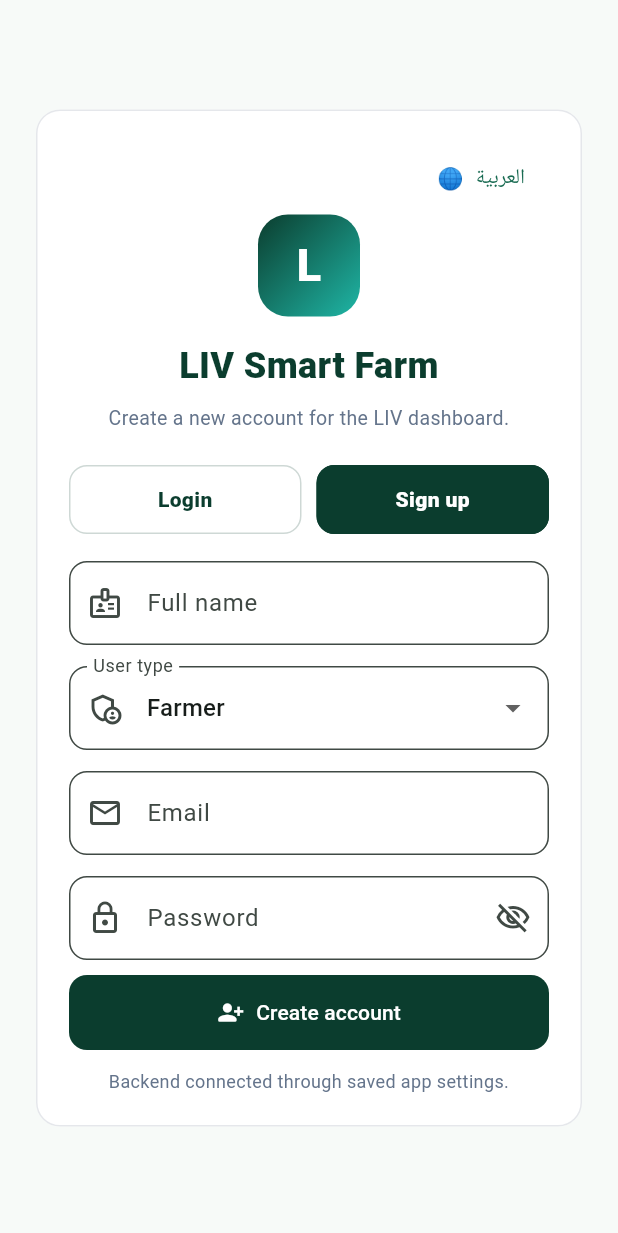
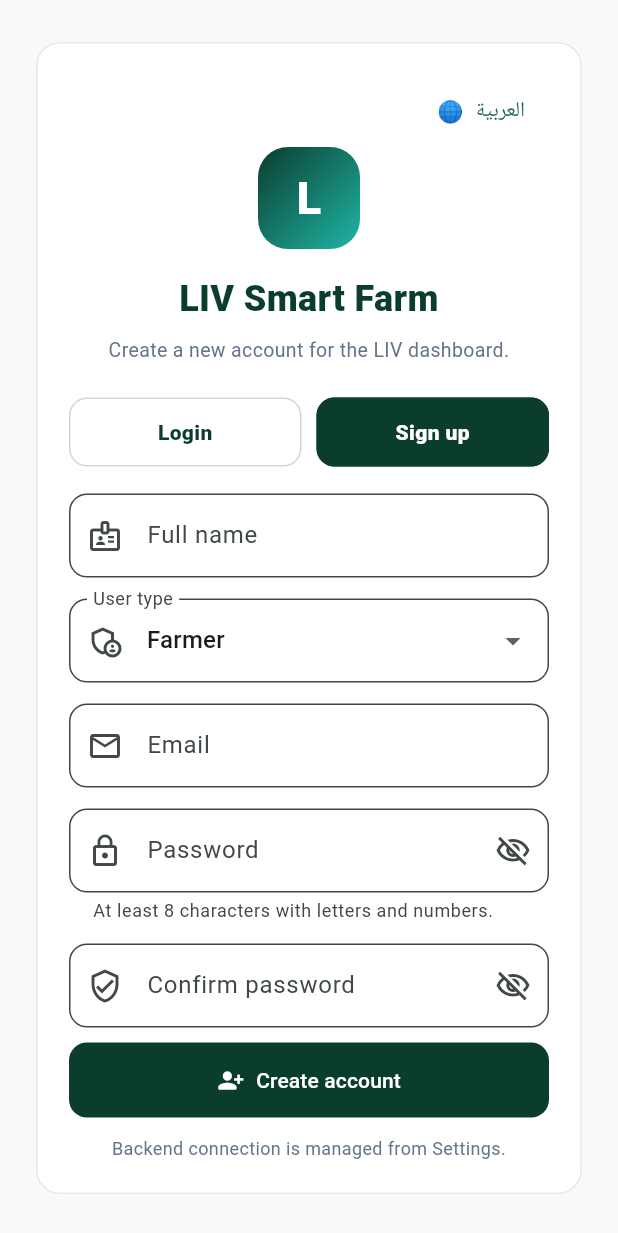
Before and after one commit to YounisX0/liv_app, a Flutter app: the screen it shows after launch, after a tap on "Sign up", on a phone screen of 412 x 824 dp. Shown: the top 1233 px of the screen. Run offline on Flutter 3.47's test engine with Material 3 defaults, Android fonts, the phone set to English and light mode, and no system bars; our stand-ins replace fl_chart, shared_preferences.

Commit message:
Added login/signup validation

```diff
--- a/lib/screens/login_screen.dart
+++ b/lib/screens/login_screen.dart
@@ -4,6 +4,7 @@
 import '../l10n/app_localizations.dart';
 import '../services/app_state.dart';
 import '../theme/liv_theme.dart';
+import '../utils/app_validators.dart';
 
 class LoginScreen extends StatefulWidget {
   const LoginScreen({super.key});
@@ -15,62 +16,73 @@
 enum _AuthMode { login, signup }
 
 class _LoginScreenState extends State<LoginScreen> {
+  final _formKey = GlobalKey<FormState>();
+
+  final TextEditingController _fullNameCtrl = TextEditingController();
   final TextEditingController _emailCtrl = TextEditingController();
   final TextEditingController _passwordCtrl = TextEditingController();
-  final TextEditingController _fullNameCtrl = TextEditingController();
+  final TextEditingController _confirmPasswordCtrl = TextEditingController();
 
-  final _formKey = GlobalKey<FormState>();
   _AuthMode _mode = _AuthMode.login;
   bool _obscurePassword = true;
+  bool _obscureConfirmPassword = true;
 
   String _selectedRole = 'farmer';
 
   final List<Map<String, String>> _roles = const [
     {'value': 'farmer', 'label': 'Farmer'},
     {'value': 'veterinarian', 'label': 'Veterinarian'},
-    {'value': 'admin', 'label': 'Admin'},
   ];
 
   @override
   void dispose() {
+    _fullNameCtrl.dispose();
     _emailCtrl.dispose();
     _passwordCtrl.dispose();
-    _fullNameCtrl.dispose();
+    _confirmPasswordCtrl.dispose();
     super.dispose();
   }
+
+  bool get _isLogin => _mode == _AuthMode.login;
 
   Future<void> _submit() async {
     final state = context.read<AppState>();
     state.clearError();
 
-    if (!_formKey.currentState!.validate()) return;
+    final isValid = _formKey.currentState?.validate() ?? false;
+    if (!isValid) return;
 
     final email = _emailCtrl.text.trim();
     final password = _passwordCtrl.text;
-    final fullName = _fullNameCtrl.text.trim();
+    final fullName = AppValidators.normalizeSpaces(_fullNameCtrl.text);
 
-    if (_mode == _AuthMode.signup) {
-      final signedUp = await state.signup(
-        email: email,
-        password: password,
-        fullName: fullName,
-        role: _selectedRole,
-      );
-
-      if (!signedUp || !mounted) return;
-
-      final loggedIn = await state.login(
+    if (_isLogin) {
+      final success = await state.login(
         email: email,
         password: password,
       );
 
-      if (!loggedIn || !mounted) return;
+      if (!success && mounted && state.errorMessage != null) {
+        ScaffoldMessenger.of(context).showSnackBar(
+          SnackBar(content: Text(state.errorMessage!)),
+        );
+      }
+      return;
+    }
 
-      ScaffoldMessenger.of(context).showSnackBar(
-        const SnackBar(
-          content: Text('Account created and logged in successfully.'),
-        ),
-      );
+    final signedUp = await state.signup(
+      email: email,
+      password: password,
+      fullName: fullName,
+      role: _selectedRole,
+    );
+
+    if (!signedUp) {
+      if (mounted && state.errorMessage != null) {
+        ScaffoldMessenger.of(context).showSnackBar(
+          SnackBar(content: Text(state.errorMessage!)),
+        );
+      }
       return;
     }
 
@@ -79,13 +91,24 @@
       password: password,
     );
 
-    if (!loggedIn || !mounted) return;
+    if (!mounted) return;
+
+    if (loggedIn) {
+      ScaffoldMessenger.of(context).showSnackBar(
+        const SnackBar(
+          content: Text('Account created and logged in successfully.'),
+        ),
+      );
+    } else if (state.errorMessage != null) {
+      ScaffoldMessenger.of(context).showSnackBar(
+        SnackBar(content: Text(state.errorMessage!)),
+      );
+    }
   }
 
   @override
   Widget build(BuildContext context) {
     final state = context.watch<AppState>();
-    final isLogin = _mode == _AuthMode.login;
 
     return Scaffold(
       backgroundColor: LivTheme.bg,
@@ -156,7 +179,7 @@
                         ),
                         const SizedBox(height: 8),
                         Text(
-                          isLogin
+                          _isLogin
                               ? 'Sign in to access your farm dashboard.'
                               : 'Create a new account for the LIV dashboard.',
                           textAlign: TextAlign.center,
@@ -172,23 +195,31 @@
                             Expanded(
                               child: _ModeButton(
                                 label: 'Login',
-                                selected: isLogin,
-                                onTap: () => setState(() => _mode = _AuthMode.login),
+                                selected: _isLogin,
+                                onTap: () {
+                                  setState(() {
+                                    _mode = _AuthMode.login;
+                                  });
+                                },
                               ),
                             ),
                             const SizedBox(width: 10),
                             Expanded(
                               child: _ModeButton(
                                 label: 'Sign up',
-                                selected: !isLogin,
-                                onTap: () => setState(() => _mode = _AuthMode.signup),
+                                selected: !_isLogin,
+                                onTap: () {
+                                  setState(() {
+                                    _mode = _AuthMode.signup;
+                                  });
+                                },
                               ),
                             ),
                           ],
                         ),
                         const SizedBox(height: 18),
 
-                        if (!isLogin) ...[
+                        if (!_isLogin) ...[
                           TextFormField(
                             controller: _fullNameCtrl,
                             textInputAction: TextInputAction.next,
@@ -201,13 +232,7 @@
                                 borderRadius: BorderRadius.circular(12),
                               ),
                             ),
-                            validator: (value) {
-                              if (_mode == _AuthMode.signup &&
-                                  (value == null || value.trim().isEmpty)) {
-                                return 'Please enter your full name.';
-                              }
-                              return null;
-                            },
+                            validator: AppValidators.fullName,
                           ),
                           const SizedBox(height: 14),
 
@@ -215,7 +240,9 @@
                             value: _selectedRole,
                             decoration: InputDecoration(
                               labelText: 'User type',
-                              prefixIcon: const Icon(Icons.admin_panel_settings_outlined),
+                              prefixIcon: const Icon(
+                                Icons.admin_panel_settings_outlined,
+                              ),
                               filled: true,
                               fillColor: Colors.white,
                               border: OutlineInputBorder(
@@ -253,22 +280,23 @@
                               borderRadius: BorderRadius.circular(12),
                             ),
                           ),
-                          validator: (value) {
-                            final v = (value ?? '').trim();
-                            if (v.isEmpty) return 'Please enter your email.';
-                            if (!v.contains('@')) return 'Please enter a valid email.';
-                            return null;
-                          },
+                          validator: AppValidators.email,
                         ),
                         const SizedBox(height: 14),
 
                         TextFormField(
                           controller: _passwordCtrl,
                           obscureText: _obscurePassword,
-                          textInputAction: TextInputAction.done,
-                          onFieldSubmitted: (_) => _submit(),
+                          textInputAction:
+                              _isLogin ? TextInputAction.done : TextInputAction.next,
+                          onFieldSubmitted: (_) {
+                            if (_isLogin) _submit();
+                          },
                           decoration: InputDecoration(
                             labelText: 'Password',
+                            helperText: _isLogin
+                                ? null
+                                : 'At least 8 characters with letters and numbers.',
                             prefixIcon: const Icon(Icons.lock_outline),
                             suffixIcon: IconButton(
                               onPressed: () {
@@ -288,15 +316,48 @@
                               borderRadius: BorderRadius.circular(12),
                             ),
                           ),
-                          validator: (value) {
-                            final v = value ?? '';
-                            if (v.isEmpty) return 'Please enter your password.';
-                            if (_mode == _AuthMode.signup && v.length < 4) {
-                              return 'Password must be at least 4 characters.';
-                            }
-                            return null;
-                          },
+                          validator: _isLogin
+                              ? AppValidators.loginPassword
+                              : AppValidators.strongPassword,
                         ),
+
+                        if (!_isLogin) ...[
+                          const SizedBox(height: 14),
+                          TextFormField(
+                            controller: _confirmPasswordCtrl,
+                            obscureText: _obscureConfirmPassword,
+                            textInputAction: TextInputAction.done,
+                            onFieldSubmitted: (_) => _submit(),
+                            decoration: InputDecoration(
+                              labelText: 'Confirm password',
+                              prefixIcon:
+                                  const Icon(Icons.verified_user_outlined),
+                              suffixIcon: IconButton(
+                                onPressed: () {
+                                  setState(() {
+                                    _obscureConfirmPassword =
+                                        !_obscureConfirmPassword;
+                                  });
+                                },
+                                icon: Icon(
+                                  _obscureConfirmPassword
+                                      ? Icons.visibility_off_outlined
+                                      : Icons.visibility_outlined,
+                                ),
+                              ),
+                              filled: true,
+                              fillColor: Colors.white,
+                              border: OutlineInputBorder(
+                                borderRadius: BorderRadius.circular(12),
+                              ),
+                            ),
+                            validator: (value) => AppValidators.confirmPassword(
+                              value,
+                              _passwordCtrl.text,
+                            ),
+                          ),
+                        ],
+
                         const SizedBox(height: 10),
 
                         if (state.errorMessage != null &&
@@ -335,14 +396,16 @@
                                     ),
                                   )
                                 : Icon(
-                                    isLogin
+                                    _isLogin
                                         ? Icons.login_rounded
                                         : Icons.person_add_alt_1_rounded,
                                   ),
                             label: Text(
                               state.isAuthenticating
-                                  ? (isLogin ? 'Signing in...' : 'Creating account...')
-                                  : (isLogin ? 'Login' : 'Create account'),
+                                  ? (_isLogin
+                                      ? 'Signing in...'
+                                      : 'Creating account...')
+                                  : (_isLogin ? 'Login' : 'Create account'),
                             ),
                             style: FilledButton.styleFrom(
                               backgroundColor: LivTheme.primary,
@@ -355,10 +418,10 @@
                         ),
                         const SizedBox(height: 12),
 
-                        Text(
-                          'Backend connected through saved app settings.',
+                        const Text(
+                          'Backend connection is managed from Settings.',
                           textAlign: TextAlign.center,
-                          style: const TextStyle(
+                          style: TextStyle(
                             color: LivTheme.muted,
                             fontSize: 12,
                           ),
--- /dev/null
+++ b/lib/utils/app_validators.dart
@@ -0,0 +1,115 @@
+class AppValidators {
+  AppValidators._();
+
+  static final RegExp _emailRegex = RegExp(
+    r'^[A-Za-z0-9._%+-]+@[A-Za-z0-9.-]+\.[A-Za-z]{2,}$',
+  );
+
+  static final RegExp _hasLetterRegex = RegExp(r'[A-Za-z]');
+  static final RegExp _hasNumberRegex = RegExp(r'\d');
+  static final RegExp _hasSpecialRegex = RegExp(r'[!@#$%^&*()]');
+
+  static String normalizeSpaces(String value) {
+    return value.trim().replaceAll(RegExp(r'\s+'), ' ');
+  }
+
+  static String? requiredField(
+    String? value, {
+    String fieldName = 'This field',
+  }) {
+    final v = (value ?? '').trim();
+    if (v.isEmpty) {
+      return '$fieldName is required.';
+    }
+    return null;
+  }
+
+  static String? fullName(String? value) {
+    final v = normalizeSpaces(value ?? '');
+    if (v.isEmpty) {
+      return 'Full name is required.';
+    }
+    if (v.length < 3) {
+      return 'Full name must be at least 3 characters.';
+    }
+    return null;
+  }
+
+  static String? email(String? value) {
+    final v = (value ?? '').trim();
+    if (v.isEmpty) {
+      return 'Email is required.';
+    }
+    if (!_emailRegex.hasMatch(v)) {
+      return 'Enter a valid email address.';
+    }
+    return null;
+  }
+
+  static bool hasLetter(String value) => _hasLetterRegex.hasMatch(value);
+  static bool hasNumber(String value) => _hasNumberRegex.hasMatch(value);
+  static bool hasSpecialCharacter(String value) => _hasSpecialRegex.hasMatch(value);
+
+  static String? loginPassword(String? value) {
+    final v = value ?? '';
+    if (v.isEmpty) {
+      return 'Password is required.';
+    }
+    if (v.length < 8) {
+      return 'Password must be at least 8 characters.';
+    }
+    return null;
+  }
+
+  static String? strongPassword(String? value) {
+    final v = value ?? '';
+    if (v.isEmpty) {
+      return 'Password is required.';
+    }
+    if (v.length < 8) {
+      return 'Password must be at least 8 characters.';
+    }
+    if (!hasLetter(v)) {
+      return 'Password must contain at least one letter.';
+    }
+    if (!hasNumber(v)) {
+      return 'Password must contain at least one number.';
+    }
+    return null;
+  }
+
+  static String? confirmPassword(
+    String? value,
+    String originalPassword,
+  ) {
+    final v = value ?? '';
+    if (v.isEmpty) {
+      return 'Please confirm your password.';
+    }
+    if (v != originalPassword) {
+      return 'Passwords do not match.';
+    }
+    return null;
+  }
+
+  static String? positiveInteger(
+    String? value, {
+    String fieldName = 'Value',
+    bool allowZero = false,
+  }) {
+    final v = (value ?? '').trim();
+    if (v.isEmpty) {
+      return '$fieldName is required.';
+    }
+    final parsed = int.tryParse(v);
+    if (parsed == null) {
+      return '$fieldName must be a valid number.';
+    }
+    if (allowZero) {
+      if (parsed < 0) return '$fieldName must be 0 or more.';
+    } else {
+      if (parsed <= 0) return '$fieldName must be greater than 0.';
+    }
+    return null;
+  }
+}
```
